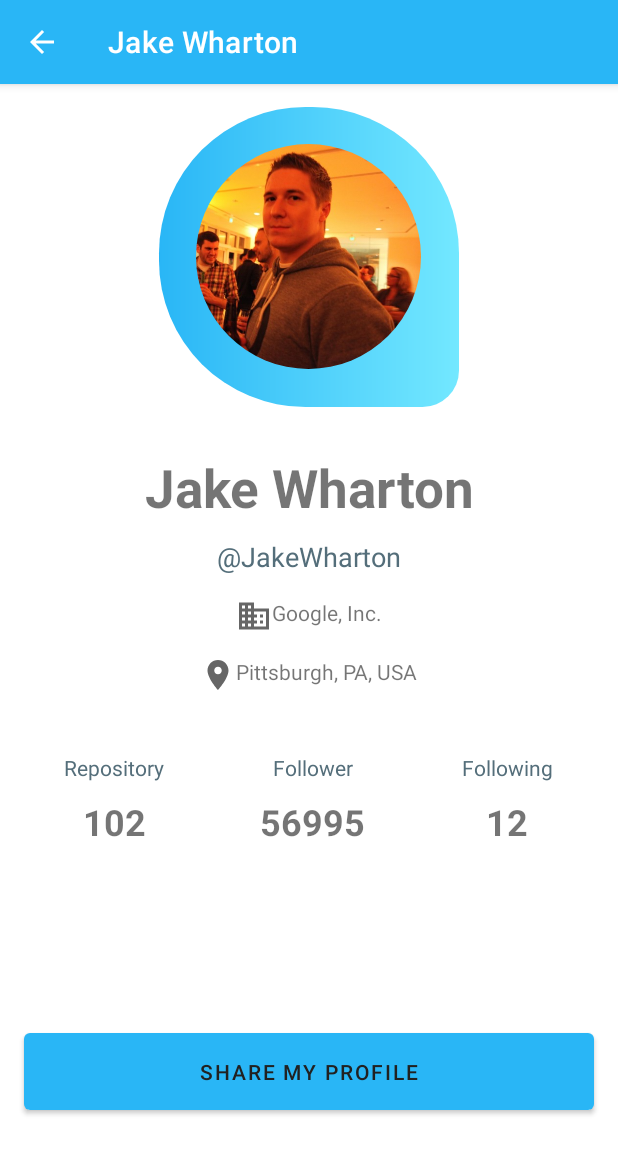
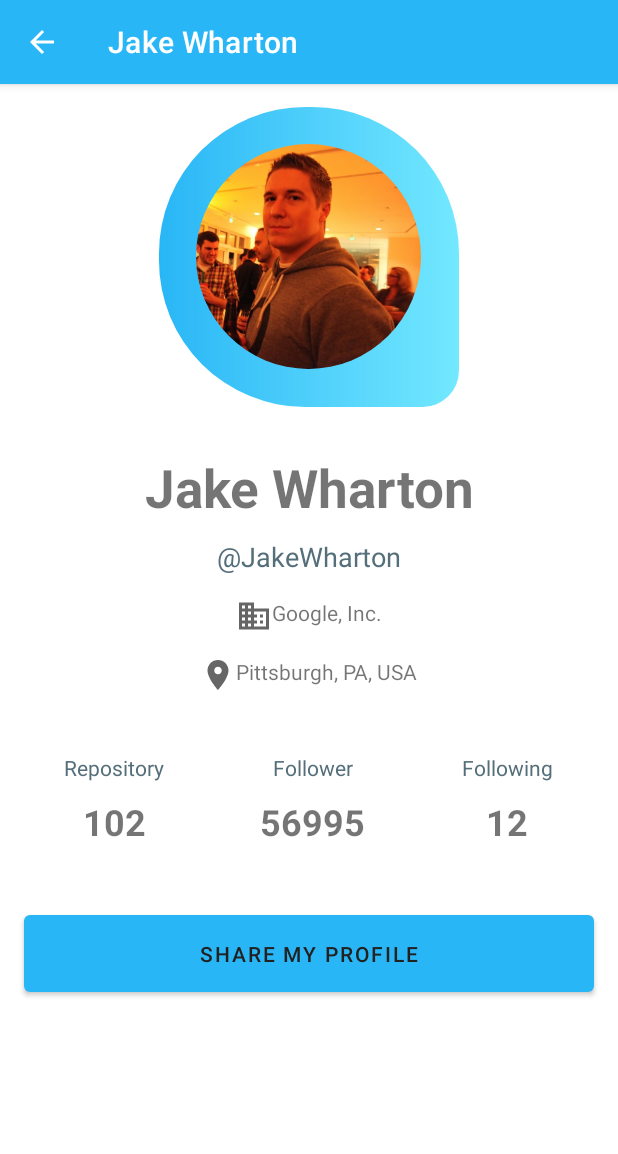
Before and after one commit to kisusyenni/GitHubUserApp, an Android app: the screen it shows after launch (UserDetailActivity), after a tap on "Jake Wharton", on a phone screen of 412 x 824 dp. Shown: the top 1154 px of the screen. Run offline under Robolectric (Android 15) with nearby library versions, the phone set to English and light mode, and no system bars; our stand-ins replace CircleImageView.

Commit message:
Add ScrollView layout

```diff
--- a/app/src/main/res/layout/activity_user_detail.xml
+++ b/app/src/main/res/layout/activity_user_detail.xml
@@ -1,11 +1,17 @@
 <?xml version="1.0" encoding="utf-8"?>
-<androidx.constraintlayout.widget.ConstraintLayout xmlns:android="http://schemas.android.com/apk/res/android"
+<ScrollView
+    xmlns:android="http://schemas.android.com/apk/res/android"
     xmlns:app="http://schemas.android.com/apk/res-auto"
     xmlns:tools="http://schemas.android.com/tools"
+    tools:context=".activity.UserDetailActivity"
     android:layout_width="match_parent"
     android:layout_height="match_parent"
-    tools:context=".activity.UserDetailActivity">
+    android:layout_marginBottom="16dp"
+    android:layout_marginTop="16dp">
 
+    <androidx.constraintlayout.widget.ConstraintLayout
+        android:layout_width="match_parent"
+        android:layout_height="wrap_content">
         <FrameLayout
             android:id="@+id/detail_avatar_wrapper"
             android:layout_width="match_parent"
@@ -142,3 +148,4 @@
             app:layout_constraintTop_toBottomOf="@+id/detail_info"/>
 
     </androidx.constraintlayout.widget.ConstraintLayout>
+</ScrollView>
```
Lines whose indentation alone changed are shown as unchanged.
